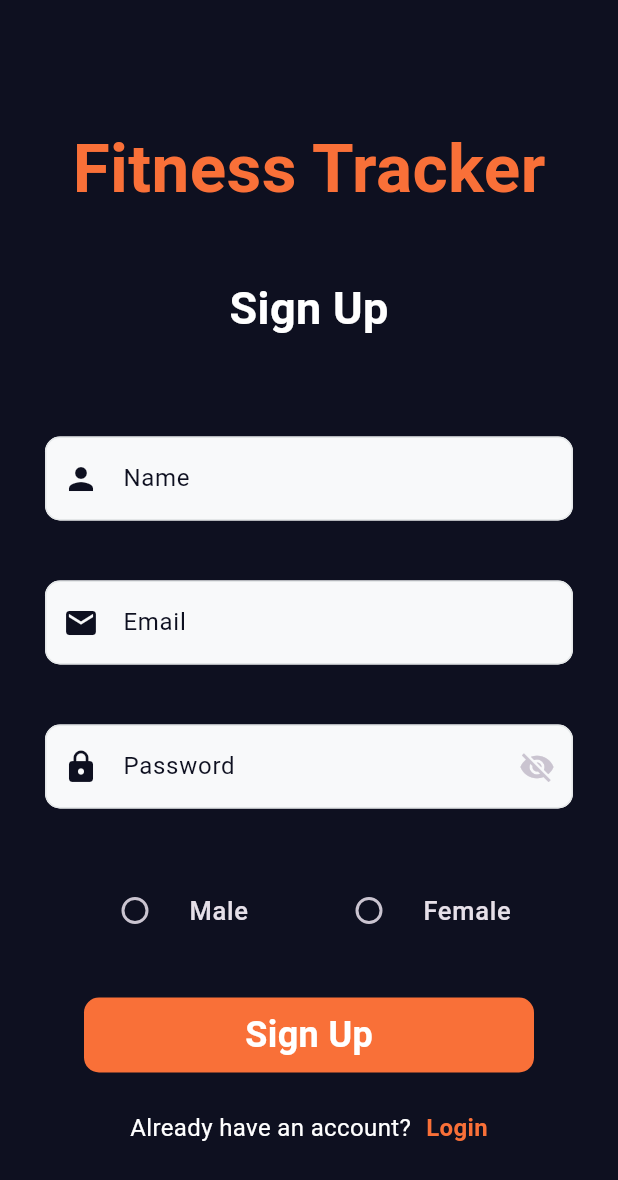
After one commit to i-awaisnaeem/Flutter_BMI_Calculator, a Flutter app: the screen it shows after launch, after a tap on "Sign Up", on a phone screen of 412 x 824 dp. The commit adds this screen. Shown: the top 1180 px of the screen. Run offline on Flutter 3.47's test engine with Material 3 defaults, Android fonts, the phone set to English and light mode, and no system bars; our stand-ins replace font_awesome_flutter; network calls fail; Roboto replaces fonts that are missing (Rubic Medium).

Commit message:
Added login signup and splash screens

```diff
--- a/lib/components/bottom_buttons.dart
+++ b/lib/components/bottom_buttons.dart
@@ -12,13 +12,18 @@ class BottomButton extends StatelessWidget {
   Widget build(BuildContext context) {
     return GestureDetector(
       onTap : onTap,
+      child: Padding(
+        padding: const EdgeInsets.symmetric(horizontal: 17,vertical: 30),
         child: Container(
+          decoration: BoxDecoration(
               color: kBottomContainerColor,
+          borderRadius: BorderRadius.circular(15)),
           margin: const EdgeInsets.only(top: 10.0),
           width: double.infinity,
           height: kBottonContainerHeight,
           child: Center(child: Text(buttonTitle, style: kLargeButtonTextStyle,)),
         ),
+      ),
     );
   }
 }
--- a/lib/constants.dart
+++ b/lib/constants.dart
@@ -1,7 +1,7 @@
 import 'package:flutter/material.dart';
 
 const kBottonContainerHeight= 80.0;
-const kBottomContainerColor = Color(0xffeb1555);
+const kBottomContainerColor = Color(0xfff97038);
 const kAactiveCardColor = Color(0xff1d1e33);
 const kInactiveCardColor = Color(0xff111328);
 
--- a/lib/main.dart
+++ b/lib/main.dart
@@ -1,5 +1,6 @@
 import 'package:flutter/material.dart';
-import 'screens/input_page.dart';
+import 'package:flutter_bmi_calculator/screens/splash_screen.dart';
+
 
 
 void main() => runApp(const BMICalculator());
@@ -15,7 +16,7 @@ class BMICalculator extends StatelessWidget {
           appBarTheme: const AppBarTheme(color: Color(0xFF0E1020)),
           scaffoldBackgroundColor: const Color(0xFF0E1020)
       ),
-      home: const InputData(),
+      home: const SplashScreen(),
     );
   }
 }
--- a/lib/screens/input_page.dart
+++ b/lib/screens/input_page.dart
@@ -100,8 +100,7 @@ class _InputDataState extends State<InputData> {
                               data: SliderTheme.of(context).copyWith(
                                 activeTrackColor: const Color(0xffffffff),
                                 inactiveTrackColor: const Color(0xff8d8e98),
-                                thumbColor:const Color(0xffeb1555),
-                                overlayColor: const Color(0x29eb1555),
+                                thumbColor:const Color(0xfff97038),
                                 thumbShape: const RoundSliderThumbShape(enabledThumbRadius: 15.0),
                                 overlayShape: const RoundSliderOverlayShape(overlayRadius: 30.0),
                               ),
--- /dev/null
+++ b/lib/screens/login_screen.dart
@@ -0,0 +1,216 @@
+import 'package:flutter/material.dart';
+import 'package:flutter_bmi_calculator/constants.dart';
+import 'package:flutter_bmi_calculator/screens/home_screen.dart';
+import 'package:flutter_bmi_calculator/screens/signup_screen.dart';
+
+class LoginScreen extends StatefulWidget {
+  const LoginScreen({super.key});
+
+  @override
+  State<LoginScreen> createState() => _LoginScreenState();
+}
+
+class _LoginScreenState extends State<LoginScreen> {
+  // This widget is the root of your application.
+  bool _obscureText = true;
+  bool _rememberMe = false;
+  @override
+  Widget build(BuildContext context) {
+    return Scaffold(
+      backgroundColor: kInactiveCardColor,
+      body: SafeArea(
+        child: SingleChildScrollView(
+          child: Expanded(
+            child: Column(
+              mainAxisAlignment: MainAxisAlignment.center,
+              children: [
+                const SizedBox(
+                  height: 80,
+                ),
+                const Column(
+                  crossAxisAlignment: CrossAxisAlignment.start,
+                  children: [
+                    Text(
+                      'Fitness Tracker',
+                      style: TextStyle(
+                        fontWeight: FontWeight.bold,
+                        fontSize: 45.0,
+                        fontFamily: 'Rubic Medium',
+                        color: Color(0xfff97038),
+                      ),
+                    ),
+                  ],
+                ),
+                const SizedBox(
+                  height: 40,
+                ),
+                const Center(
+                    child: Text(
+                      'Login',
+                      style: TextStyle(
+                        fontSize: 30.0,
+                        fontWeight: FontWeight.bold,
+                        fontFamily: 'Rubic Medium',
+                        color: Colors.white,
+                      ),
+                    )),
+                const SizedBox(
+                  height: 14,
+                ),
+                const SizedBox(
+                  height: 30,
+                ),
+                Padding(
+                  padding: const EdgeInsets.symmetric(
+                      vertical: 20, horizontal: 30),
+                  child: TextFormField(
+                    style: const TextStyle(color: Color(0xFF0E1020)),
+                    decoration: InputDecoration(
+                      prefixIcon: const Icon(
+                        Icons.email,
+                        color: Color(0xFF0E1020)
+                      ),
+                      hintText: 'Email',
+                      hintStyle: const TextStyle(color: Color(0xFF0E1020)),
+                      fillColor: const Color(0xfff8f9fa),
+                      filled: true,
+                      focusedBorder: OutlineInputBorder(
+                          borderRadius: BorderRadius.circular(10),
+                          borderSide:
+                          const BorderSide(color: Color(0xffe4e7e8))),
+                      enabledBorder: OutlineInputBorder(
+                          borderRadius: BorderRadius.circular(10),
+                          borderSide:
+                          const BorderSide(color: Color(0xffe4e7e8))),
+                    ),
+                  ),
+                ),
+                Padding(
+                  padding: const EdgeInsets.symmetric(
+                      vertical: 20, horizontal: 30),
+                  child: TextFormField(
+                    style: const TextStyle(color: Color(0xFF0E1020)),
+                    obscureText: _obscureText,
+                    decoration: InputDecoration(
+                      prefixIcon: const Icon(
+                        Icons.lock,
+                        color: Color(0xFF0E1020),
+                      ),
+                      suffixIcon: IconButton(
+                        icon: Icon(_obscureText ? Icons.visibility_off:Icons.visibility , color: const Color(0xFF0E1020),),
+                        onPressed: (){
+                          setState(() {
+                            _obscureText = !_obscureText;
+                          });
+                        },
+                      ),
+                      hintText: 'Password',
+                      hintStyle: const TextStyle(color: Color(0xFF0E1020)),
+                      fillColor: const Color(0xfff8f9fa),
+                      filled: true,
+                      focusedBorder: OutlineInputBorder(
+                          borderRadius: BorderRadius.circular(10),
+                          borderSide:
+                          const BorderSide(color: Color(0xffe4e7e8))),
+                      enabledBorder: OutlineInputBorder(
+                          borderRadius: BorderRadius.circular(10),
+                          borderSide:
+                          const BorderSide(color: Color(0xffe4e7e8))),
+                    ),
+                  ),
+                ),
+                const  SizedBox(
+                  height: 10,
+                ),
+                Padding(
+                  padding: const EdgeInsets.symmetric(horizontal: 30),
+                  child: Row(
+                    mainAxisAlignment: MainAxisAlignment.end,
+                    children: [
+                      Checkbox(
+                        value: _rememberMe,
+                        activeColor: Colors.white,
+                        onChanged: (value) {
+                          setState(() {
+                            _rememberMe = _rememberMe ? false : true;
+                          });
+                        },
+                      ),
+                      const  Text(
+                        'Remember me',
+                        style: TextStyle(
+                          fontSize: 16.0,
+                          fontFamily: 'Rubic Medium',
+                          color: Colors.white,
+                        ),
+                      ),
+                    ],
+                  ),
+                ),
+                const SizedBox(
+                  height: 30,
+                ),
+                GestureDetector(
+                  onTap: (){
+                    Navigator.push(context, MaterialPageRoute(builder: (context)=> const HomeScreen ()));
+                  },
+                  child: Container(
+                    height: 50,
+                    width: 300,
+                    decoration: BoxDecoration(
+                        color: const Color(0xfff97038),
+                        borderRadius: BorderRadius.circular(10)),
+                    child: const Center(
+                      child: Text(
+                        'Login',
+                        style: TextStyle(
+                          fontWeight: FontWeight.bold,
+                          fontSize: 24.0,
+                          fontFamily: 'Rubic Medium',
+                          color: Colors.white,
+                        ),
+                      ),
+                    ),
+                  ),
+                ),
+                const SizedBox(
+                  height: 25,
+                ),
+                Row(
+                  mainAxisAlignment: MainAxisAlignment.center,
+                  children: [
+                    const  Text(
+                      'Don\'t have an account?',
+                      style: TextStyle(
+                        fontSize: 16.0,
+                        fontFamily: 'Rubic Medium',
+                        color: Colors.white,
+                      ),
+                    ),
+                    const SizedBox(
+                      width: 10,
+                    ),
+                    GestureDetector(
+                      onTap: (){
+                        Navigator.push(context, MaterialPageRoute(builder: (context) => const SignupScreen()));
+                      },
+                      child: const Text(
+                        'Sign Up',
+                        style: TextStyle(
+                          fontWeight: FontWeight.bold,
+                          fontSize: 16.0,
+                          fontFamily: 'Rubic Medium',
+                          color: Color(0xfff97038),
+                        ),
+                      ),
+                    ),
+                  ],
+                )
+              ],
+            ),
+          ),
+        ),
+      ),
+    );
+  }
+}
--- /dev/null
+++ b/lib/screens/signup_screen.dart
@@ -0,0 +1,268 @@
+import 'package:flutter/material.dart';
+import 'package:flutter_bmi_calculator/screens/login_screen.dart';
+
+enum Gender {male,female}
+
+class SignupScreen extends StatefulWidget {
+  const SignupScreen({super.key});
+
+  @override
+  State<SignupScreen> createState() => _SignupScreenState();
+}
+
+class _SignupScreenState extends State<SignupScreen> {
+  // This widget is the root of your application.
+  bool _obscureText = true;
+  Gender? selectedGender;
+
+  @override
+  Widget build(BuildContext context) {
+    return Scaffold(
+      body: SafeArea(
+        child: SingleChildScrollView(
+          child: Expanded(
+            child: Column(
+              children: [
+                const SizedBox(
+                  height: 80,
+                ),
+               const Column(
+                  crossAxisAlignment: CrossAxisAlignment.start,
+                  children: [
+                    Text(
+                      'Fitness Tracker',
+                      style: TextStyle(
+                        fontWeight: FontWeight.bold,
+                        fontSize: 45.0,
+                        fontFamily: 'Rubic Medium',
+                        color: Color(0xfff97038),
+                      ),
+                    ),
+                  ],
+                ),
+                const SizedBox(
+                  height: 40,
+                ),
+                const Center(
+                    child: Text(
+                      'Sign Up',
+                      style: TextStyle(
+                        fontSize: 30.0,
+                        fontWeight: FontWeight.bold,
+                        fontFamily: 'Rubic Medium',
+                        color: Colors.white,
+                      ),
+                    )),
+                const SizedBox(
+                  height: 14,
+                ),
+                const SizedBox(
+                  height: 30,
+                ),
+                Padding(
+                  padding: const EdgeInsets.symmetric(
+                      vertical: 20, horizontal: 30),
+                  child: TextFormField(
+                    style: const TextStyle(color: Color(0xFF0E1020)),
+                    decoration: InputDecoration(
+                      prefixIcon: const Icon(
+                        Icons.person,
+                          color: Color(0xFF0E1020)
+                      ),
+                      hintText: 'Name',
+                      hintStyle: const TextStyle(color: Color(0xFF0E1020)),
+                      fillColor: const Color(0xfff8f9fa),
+                      filled: true,
+                      focusedBorder: OutlineInputBorder(
+                          borderRadius: BorderRadius.circular(10),
+                          borderSide:
+                          const BorderSide(color: Color(0xffe4e7e8))),
+                      enabledBorder: OutlineInputBorder(
+                          borderRadius: BorderRadius.circular(10),
+                          borderSide:
+                          const BorderSide(color: Color(0xffe4e7e8))),
+                    ),
+                  ),
+                ),
+                Padding(
+                  padding: const EdgeInsets.symmetric(
+                      vertical: 20, horizontal: 30),
+                  child: TextFormField(
+                    style: const TextStyle(color: Color(0xFF0E1020)),
+                    decoration: InputDecoration(
+                      prefixIcon: const Icon(
+                        Icons.email,
+                          color: Color(0xFF0E1020)
+                      ),
+                      hintText: 'Email',
+                      hintStyle: const TextStyle(color: Color(0xFF0E1020)),
+                      fillColor: const Color(0xfff8f9fa),
+                      filled: true,
+                      focusedBorder: OutlineInputBorder(
+                          borderRadius: BorderRadius.circular(10),
+                          borderSide:
+                          const BorderSide(color: Color(0xffe4e7e8))),
+                      enabledBorder: OutlineInputBorder(
+                          borderRadius: BorderRadius.circular(10),
+                          borderSide:
+                          const BorderSide(color: Color(0xffe4e7e8))),
+                    ),
+                  ),
+                ),
+                Padding(
+                  padding: const EdgeInsets.symmetric(
+                      vertical: 20, horizontal: 30),
+                  child: TextFormField(
+                    style: const TextStyle(color: Color(0xFF0E1020)),
+                    obscureText: _obscureText,
+                    decoration: InputDecoration(
+                      prefixIcon: const Icon(
+                        Icons.lock,
+                          color: Color(0xFF0E1020)
+                      ),
+                      suffixIcon: IconButton(
+                        icon: Icon(_obscureText ? Icons.visibility_off:Icons.visibility ),
+                        onPressed: (){
+                          setState(() {
+                            _obscureText = !_obscureText;
+                          });
+                        },
+                      ),
+                      hintText: 'Password',
+                      hintStyle: const TextStyle(color: Color(0xFF0E1020)),
+                      fillColor: const Color(0xfff8f9fa),
+                      filled: true,
+                      focusedBorder: OutlineInputBorder(
+                          borderRadius: BorderRadius.circular(10),
+                          borderSide:
+                          const BorderSide(color: Color(0xffe4e7e8))),
+                      enabledBorder: OutlineInputBorder(
+                          borderRadius: BorderRadius.circular(10),
+                          borderSide:
+                          const BorderSide(color: Color(0xffe4e7e8))),
+                    ),
+                  ),
+                ),
+
+                Padding(padding: const EdgeInsets.symmetric(
+                    vertical: 20,horizontal: 50),
+                  child: Row(
+                      mainAxisAlignment: MainAxisAlignment.spaceEvenly,
+                      children:[ Expanded(
+                        child: RadioListTile<Gender>(
+                          title: const Text('Male',
+                            style: TextStyle(fontSize: 17,
+                                fontWeight: FontWeight.w500),
+                          ),
+                          value: Gender.male,
+                          groupValue: selectedGender ,
+                          activeColor: Colors.white,
+                          contentPadding: const EdgeInsets.symmetric(horizontal: 20),
+                          onChanged: ( value ){
+                            setState(() {
+                              selectedGender = value;
+                            });
+                          } ,
+                        ),
+                      ),
+                        Expanded(
+                          child: RadioListTile<Gender>(
+                            title: const Text('Female',
+                              style: TextStyle(fontSize: 17,
+                                  fontWeight: FontWeight.w500),),
+                            value: Gender.female,
+                            groupValue: selectedGender ,
+                            contentPadding: const EdgeInsets.symmetric(horizontal: 20),
+                            activeColor: Colors.white,
+                            onChanged: ( value ){
+                              setState(() {
+                                selectedGender = value;
+                              });
+                            } ,
+                          ),
+                        ),
+                      ]) ,
+                ),
+                const SizedBox(
+                  height: 10,
+                ),
+                GestureDetector(
+                  onTap: (){
+                    showDialog(context: context, builder: (BuildContext context){
+                      return AlertDialog(
+                        backgroundColor: Colors.white,
+                        title: const Text('Congratulations' , style: TextStyle(color: Colors.black)),
+                        content: const Text('Account Created Successfully!', style: TextStyle(color: Colors.black),),
+                        actions: <Widget>[
+                          ElevatedButton(
+                            child: const Text("Close",
+                              style:  TextStyle(
+                                  color: Colors.white
+                              ),),
+                            onPressed: () {
+                              Navigator.push(context, MaterialPageRoute(builder: (context) => const LoginScreen()),);
+                            },
+                          ),
+                        ],
+                      );
+                    } ,);
+                  },
+                  child: Container(
+                    height: 50,
+                    width: 300,
+                    decoration: BoxDecoration(
+                        color: const Color(0xfff97038),
+                        borderRadius: BorderRadius.circular(10)),
+                    child: const Center(
+                      child: Text(
+                        'Sign Up',
+                        style: TextStyle(
+                          fontWeight: FontWeight.bold,
+                          fontSize: 24.0,
+                          fontFamily: 'Rubic Medium',
+                          color: Colors.white,
+                        ),
+                      ),
+                    ),
+                  ),
+                ),
+                const SizedBox(
+                  height: 25,
+                ),
+                Row(
+                  mainAxisAlignment: MainAxisAlignment.center,
+                  children: [
+                    const Text(
+                      'Already have an account?',
+                      style: TextStyle(
+                        fontSize: 16.0,
+                        fontFamily: 'Rubic Medium',
+                        color: Colors.white,
+                      ),
+                    ),
+                    const SizedBox(
+                      width: 10,
+                    ),
+                    GestureDetector(
+                      onTap: (){
+                        Navigator.push(context, MaterialPageRoute(builder: (context) => const LoginScreen()));},
+                      child: const Text(
+                        'Login',
+                        style: TextStyle(
+                          fontWeight: FontWeight.bold,
+                          fontSize: 16.0,
+                          fontFamily: 'Rubic Medium',
+                          color: Color(0xfff97038),
+                        ),
+                      ),
+                    ),
+                  ],
+                )
+              ],
+            ),
+          ),
+        ),
+      ),
+    );
+  }
+}
--- /dev/null
+++ b/lib/screens/splash_screen.dart
@@ -0,0 +1,65 @@
+import 'dart:async';
+import 'package:flutter/material.dart';
+import 'package:flutter_bmi_calculator/screens/input_page.dart';
+import 'package:flutter_bmi_calculator/screens/login_screen.dart';
+
+class SplashScreen extends StatefulWidget {
+  const SplashScreen({super.key});
+
+  @override
+  State<SplashScreen> createState() => _SplashScreenState();
+}
+
+class _SplashScreenState extends State<SplashScreen> {
+
+  @override
+  void initState() {
+    // TODO: implement initState
+    super.initState();
+    next();
+  }
+
+  void next() async{
+    Timer(const Duration(seconds: 4), () {
+      Navigator.push(
+          context, MaterialPageRoute(builder: (context) => LoginScreen()));
+    });
+  }
+
+  @override
+  Widget build(BuildContext context) {
+    return const Scaffold(
+      body: Stack(
+        children: [Image(
+          height: double.infinity,
+          fit: BoxFit.fitHeight,
+          image: NetworkImage('https://images.pexels.com/photos/2803158/pexels-photo-2803158.jpeg?auto=compress&cs=tinysrgb&w=600'),),
+      Column(
+        mainAxisAlignment: MainAxisAlignment.center,
+        crossAxisAlignment: CrossAxisAlignment.center,
+        children: [
+          Icon(Icons.health_and_safety_outlined,
+          size: 200,
+          color: Color(0xffFE0808),),
+        SizedBox(height: 30,),
+        Padding(
+          padding: EdgeInsets.symmetric(horizontal: 45),
+          child: Text('Your Health Matters',
+          style: TextStyle(
+            color: Colors.black,
+            fontWeight: FontWeight.bold,
+            fontSize: 35,
+
+          ),),
+        ),
+          SizedBox(height: 320,),
+          Text('Developed by: Muhammad Awais (BSCS-6th-E)',
+          style: TextStyle(
+            fontSize: 15
+          ),)
+      ],)
+      ]),
+
+    );
+  }
+}
```
Also changed, not shown: lib/screens/home_screen.dart (added, +154 -0 lines), pubspec.yaml (+7 -11 lines), font/rubik_medium.ttf (added), font/rubik_regular.ttf (added), 1 other file. Lines whose indentation alone changed are shown as unchanged.
